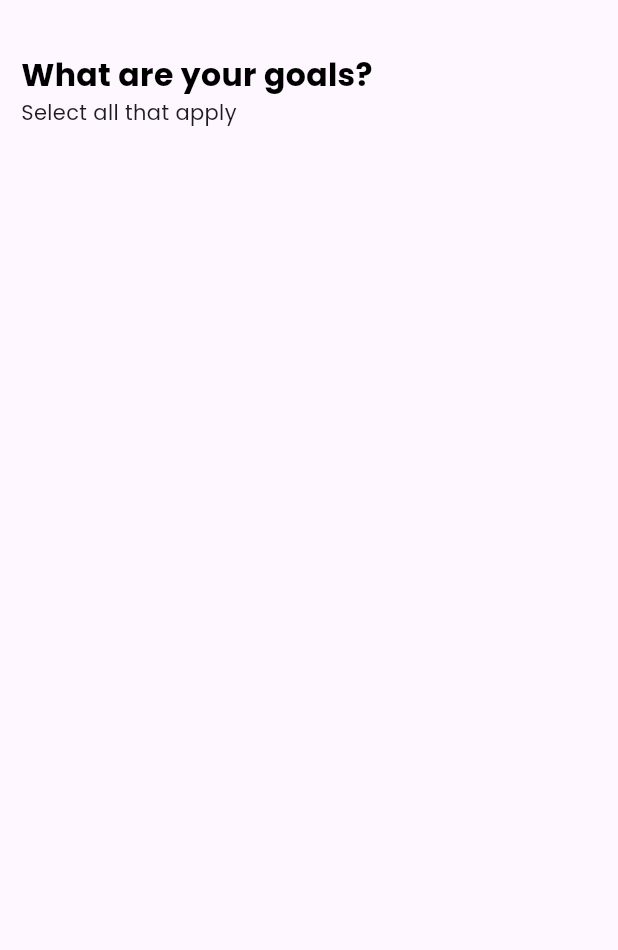
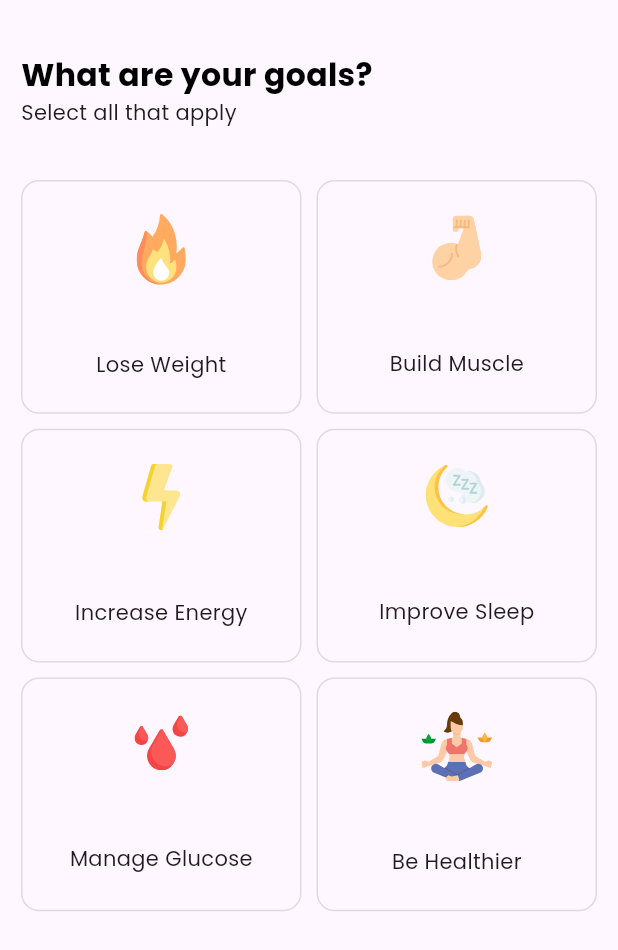
Before and after one commit to Pawan89844/calorie-counter, a Flutter app: the screen it shows after launch, on a phone screen of 412 x 824 dp. Shown: the top 950 px of the screen. Run offline on Flutter 3.47's test engine with Material 3 defaults, Android fonts, the phone set to English and light mode, and no system bars; our stand-ins replace flutter_svg, google_fonts.

Commit message:
CU-860t7wz1z - Create Grid with options

```diff
--- a/lib/view/goal/goal.dart
+++ b/lib/view/goal/goal.dart
@@ -1,5 +1,7 @@
+import 'package:caloriescount/view/goal/model/goal_model.dart';
 import 'package:caloriescount/view/widget/AppHeadingText.dart';
 import 'package:flutter/material.dart';
+import 'package:flutter_svg/flutter_svg.dart';
 
 import '../widget/AppText.dart';
 
@@ -32,6 +34,36 @@ class _GoalState extends State<Goal> {
                 ],
               ),
             ),
+            GridView.builder(
+              shrinkWrap: true,
+              primary: false,
+              scrollDirection: Axis.vertical,
+              itemCount: GoalModel.goals.length,
+              physics: const NeverScrollableScrollPhysics(),
+              gridDelegate: const SliverGridDelegateWithFixedCrossAxisCount(
+                  crossAxisCount: 2,
+                  childAspectRatio: 6 / 5,
+                  crossAxisSpacing: 10.0,
+                  mainAxisSpacing: 10.0),
+              itemBuilder: (context, index) {
+                final GoalModel items = GoalModel.goals[index];
+                return Container(
+                  width: double.infinity,
+                  decoration: BoxDecoration(
+                      border: Border.all(color: Colors.black12),
+                      borderRadius:
+                          const BorderRadius.all(Radius.circular(12.0))),
+                  alignment: Alignment.center,
+                  child: Column(
+                    mainAxisAlignment: MainAxisAlignment.spaceAround,
+                    children: [
+                      SvgPicture.asset(items.image),
+                      AppText(items.title),
+                    ],
+                  ),
+                );
+              },
+            )
           ],
         ),
       )),
--- /dev/null
+++ b/lib/view/goal/model/goal_model.dart
@@ -0,0 +1,24 @@
+class GoalModel {
+  final int id;
+  final String title;
+  final String image;
+
+  GoalModel({required this.id, required this.title, required this.image});
+  static const String _baseAsset = 'assets/';
+
+  // String _baseAsset() {
+  //   return 'assets/';
+  // }
+
+  static List<GoalModel> goals = <GoalModel>[
+    GoalModel(id: 1, title: 'Lose Weight', image: '${_baseAsset}surface1.svg'),
+    GoalModel(id: 2, title: 'Build Muscle', image: '${_baseAsset}bicep.svg'),
+    GoalModel(
+        id: 3,
+        title: 'Increase Energy',
+        image: '${_baseAsset}lightning-bolt.svg'),
+    GoalModel(id: 4, title: 'Improve Sleep', image: '${_baseAsset}sleep.svg'),
+    GoalModel(id: 5, title: 'Manage Glucose', image: '${_baseAsset}blood.svg'),
+    GoalModel(id: 6, title: 'Be Healthier', image: '${_baseAsset}flat.svg'),
+  ];
+}
--- a/pubspec.yaml
+++ b/pubspec.yaml
@@ -61,9 +61,9 @@ flutter:
   uses-material-design: true
 
   # To add assets to your application, add an assets section, like this:
-  # assets:
-  #   - images/a_dot_burr.jpeg
-  #   - images/a_dot_ham.jpeg
+  assets:
+    - assets/
+    - assets/icons/
 
   # An image asset can refer to one or more resolution-specific "variants", see
   # https://flutter.dev/assets-and-images/#resolution-aware
```
